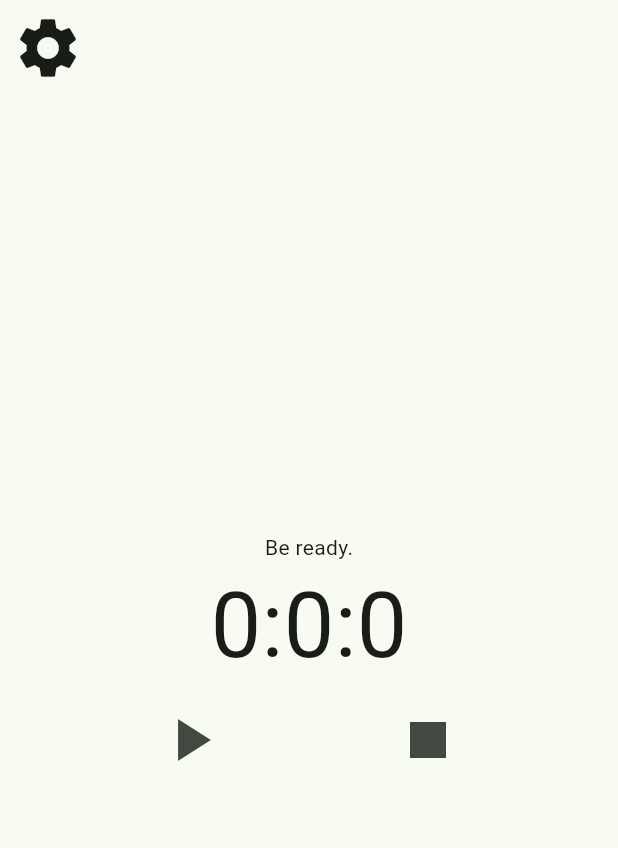
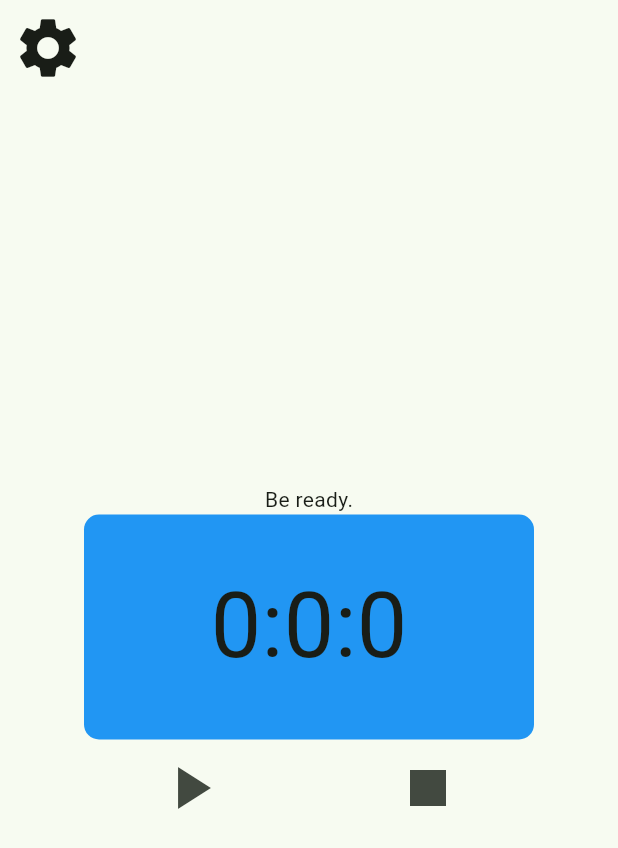
Before and after one commit to bbaransahin/hourglass, a Flutter app: the screen it shows after launch, on a phone screen of 412 x 824 dp. Shown: the top 848 px of the screen. Run offline on Flutter 3.47's test engine with Material 3 defaults, Android fonts, the phone set to English and light mode, and no system bars; our stand-ins replace firebase_core; accounts and stored records are empty.

Commit message:
implemented background color for the remaining time text

```diff
--- a/hourglass/lib/main.dart
+++ b/hourglass/lib/main.dart
@@ -128,11 +128,21 @@ class _MyHomePageState extends State<MyHomePage> {
             Text(
               '$status',
             ),
-            Text(
-              '$_hours:$_minutes:$_seconds',
-              style: TextStyle(
-                fontSize: 60.0,
-              ),
+            Container(
+                alignment: Alignment.center,
+                width: 300.0,
+                height: 150.0,
+                ///padding: EdgeInsets.all(16.0),
+                decoration: BoxDecoration(
+                    color: Colors.blue,
+                    borderRadius: BorderRadius.circular(10.0),
+                ),
+                child: Text(
+                  '$_hours:$_minutes:$_seconds',
+                  style: TextStyle(
+                    fontSize: 60.0,
+                  ),
+                ),
             ),
             Row(
             mainAxisAlignment: MainAxisAlignment.spaceEvenly,
```
